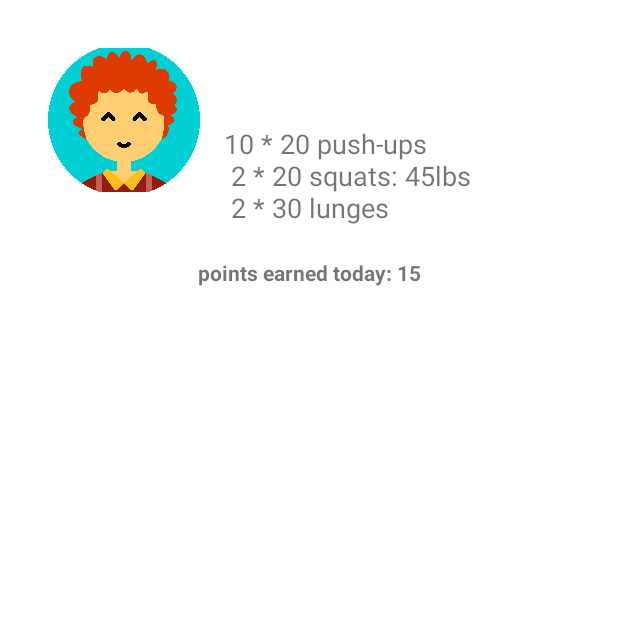
After one commit to zhangxiao625/fitGroup, an Android app: the FeedDetailActivity screen opened directly, with no data from a screen before it, on a phone screen of 412 x 824 dp, the top half of it. The commit adds this screen. Run offline under Robolectric (Android 15) with nearby library versions, the phone set to English and light mode, and no system bars; Roboto replaces fonts that are not available here; 1 statement that could not run was skipped.

Commit message:
feed details

```diff
--- a/app/src/main/AndroidManifest.xml
+++ b/app/src/main/AndroidManifest.xml
@@ -9,6 +9,9 @@
         android:roundIcon="@mipmap/ic_launcher_round"
         android:supportsRtl="true"
         android:theme="@style/Theme.MyApplication">
+        <activity
+            android:name=".FeedDetailActivity"
+            android:exported="false" />
         <activity
             android:name=".SettingActivity"
             android:exported="false" />
--- /dev/null
+++ b/app/src/main/java/com/example/myapplication/FeedDetailActivity.java
@@ -0,0 +1,33 @@
+package com.example.myapplication;
+
+import androidx.appcompat.app.AppCompatActivity;
+
+import android.os.Bundle;
+import android.widget.ImageView;
+import android.widget.TextView;
+
+public class FeedDetailActivity extends AppCompatActivity {
+
+    int image_id;
+    String name;
+
+    ImageView detail_img;
+    TextView title;
+
+    @Override
+    protected void onCreate(Bundle savedInstanceState) {
+        super.onCreate(savedInstanceState);
+        setContentView(R.layout.activity_feed_detail);
+
+        detail_img = findViewById(R.id.item_book_img);
+        title = findViewById(R.id.item_book_title);
+
+        if(getIntent() != null) {
+            image_id = getIntent().getIntExtra("image", -1);
+            name = getIntent().getStringExtra("name");
+
+            detail_img.setImageResource(image_id);
+            title.setText(name);
+        }
+    }
+}
--- a/app/src/main/java/com/example/myapplication/IntroActivity.java
+++ b/app/src/main/java/com/example/myapplication/IntroActivity.java
@@ -55,7 +55,7 @@ public class IntroActivity extends AppCompatActivity {
         mList.add(new ScreenItem("Set Goals", "See your workout board and select the goal you are going to complete today. Use calendar to track history or future workouts.",R.drawable.goals));
         mList.add(new ScreenItem("Check in", "Use check-in under workout panel to keep track of the tasks you've completed as you work to complete your goal.",R.drawable.checkin));
         mList.add(new ScreenItem("Your Group", "Checkout feeds to get your group's updates, and check out ranking to see your status as compared to your teammates. ",R.drawable.group));
-        mList.add(new ScreenItem("Earn Points", "Be on the lookout for tasks and checkin to earn points! Track your teammates' progress and remind them to workout as you move towards your goals.",R.drawable.trophy));
+        mList.add(new ScreenItem("Earn Points", "Be on the lookout for tasks and checkin to earn points! Track your teammates' progress and remind them to workout.",R.drawable.trophy));
 
         //setup viewpager
         screenPager = findViewById(R.id.screen_viewpager);
--- /dev/null
+++ b/app/src/main/res/layout/activity_feed_detail.xml
@@ -0,0 +1,58 @@
+<?xml version="1.0" encoding="utf-8"?>
+<androidx.constraintlayout.widget.ConstraintLayout xmlns:android="http://schemas.android.com/apk/res/android"
+    xmlns:app="http://schemas.android.com/apk/res-auto"
+    xmlns:tools="http://schemas.android.com/tools"
+    android:layout_width="match_parent"
+    android:layout_height="match_parent"
+    tools:context=".FeedDetailActivity">
+
+    <ImageView
+        android:id="@+id/item_book_img"
+        android:layout_width="101dp"
+        android:layout_height="96dp"
+        android:layout_marginStart="32dp"
+        android:layout_marginTop="32dp"
+        android:scaleType="centerCrop"
+        android:transitionName="bookTN"
+        app:layout_constraintStart_toStartOf="parent"
+        app:layout_constraintTop_toTopOf="parent"
+        app:srcCompat="@drawable/profile1" />
+
+    <TextView
+        android:transitionName="name"
+        android:id="@+id/item_book_title"
+        android:layout_width="wrap_content"
+        android:layout_height="wrap_content"
+        android:layout_marginStart="16dp"
+        android:layout_marginLeft="16dp"
+        android:layout_marginTop="16dp"
+        android:text="An American Marriage"
+        android:textSize="20sp"
+        android:textStyle="bold"
+        app:layout_constraintStart_toEndOf="@+id/item_book_img"
+        app:layout_constraintTop_toTopOf="@+id/item_book_img" />
+
+    <TextView
+        android:transitionName="authorTN"
+        android:id="@+id/item_book_author"
+        android:layout_width="wrap_content"
+        android:layout_height="wrap_content"
+        android:layout_marginStart="16dp"
+        android:layout_marginLeft="16dp"
+        android:layout_marginTop="8dp"
+        android:textSize="18sp"
+        android:text="10 * 20 push-ups \n 2 * 20 squats: 45lbs \n 2 * 30 lunges \n"
+        app:layout_constraintStart_toEndOf="@+id/item_book_img"
+        app:layout_constraintTop_toBottomOf="@+id/item_book_title" />
+
+    <TextView
+        android:layout_width="wrap_content"
+        android:layout_height="wrap_content"
+        android:text="points earned today: 15"
+        app:layout_constraintEnd_toEndOf="parent"
+        android:textStyle="bold"
+        app:layout_constraintStart_toStartOf="parent"
+        app:layout_constraintTop_toBottomOf="@+id/item_book_author" />
+
+
+</androidx.constraintlayout.widget.ConstraintLayout>
--- a/app/src/main/res/layout/activity_main.xml
+++ b/app/src/main/res/layout/activity_main.xml
@@ -170,7 +170,7 @@
             android:layout_weight="1"
             android:layout_margin="5dp"
             android:text="Calendar"
-            android:textSize="15sp" />
+            android:textSize="13sp" />
 
         <Button
             android:id="@+id/btn_choose_exercise"
@@ -179,7 +179,7 @@
             android:layout_weight="1"
             android:layout_margin="5dp"
             android:text="Choose Exercise"
-            android:textSize="15sp"/>
+            android:textSize="13sp"/>
 
     </LinearLayout>
 
```
Also changed, not shown: app/src/main/java/com/example/myapplication/Adapter.java (+19 -4 lines), app/src/main/java/com/example/myapplication/FeedActivity.java (+10 -2 lines).
